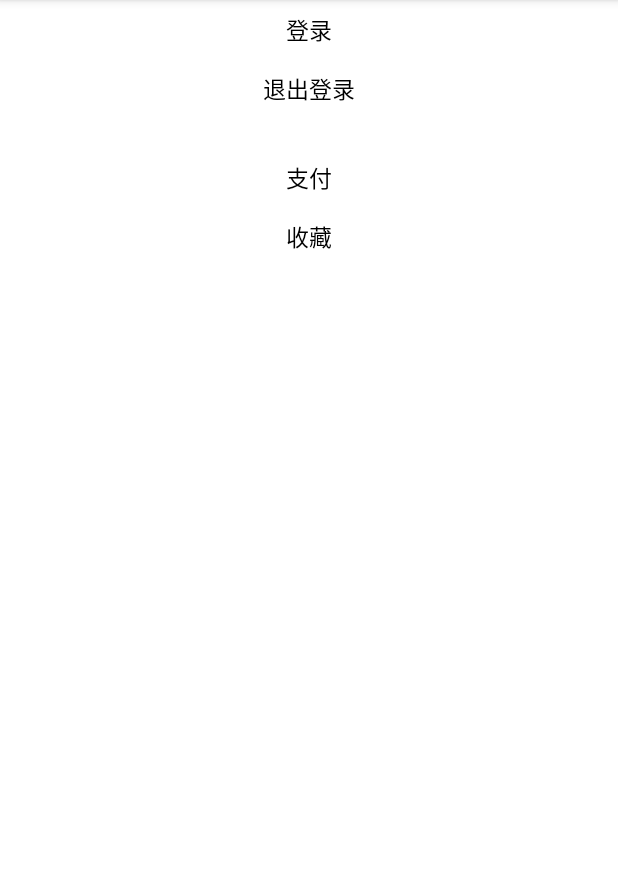
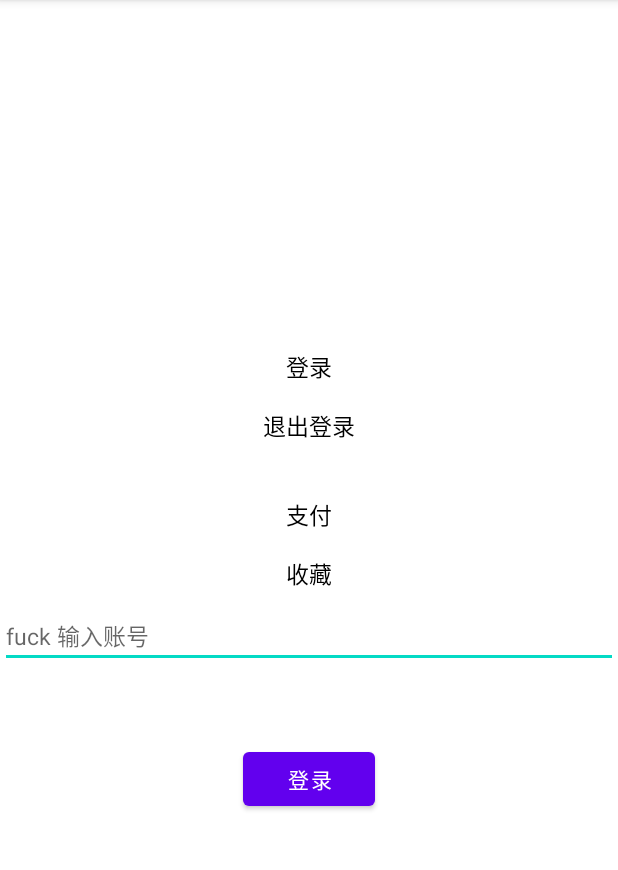
Before and after one commit to Storm-sev/StormWidgetDemo, an Android app: the LoginActivity screen opened directly, with no data from a screen before it, on a phone screen of 412 x 824 dp, the part 84-954 px from its top. Run offline under Robolectric (Android 15) with nearby library versions, the phone set to English and light mode, and no system bars.

Commit message:
feat. 获取底部 navbar高度 登录页面避免登录按钮遮挡

```diff
--- a/app/src/main/java/com/example/customnewdemo/act/LoginActivity.kt
+++ b/app/src/main/java/com/example/customnewdemo/act/LoginActivity.kt
@@ -1,10 +1,14 @@
 package com.example.customnewdemo.act
 
+import android.graphics.Rect
 import androidx.appcompat.app.AppCompatActivity
 import android.os.Bundle
+import android.view.View
 import com.example.customnewdemo.R
 import com.example.customnewdemo.app.login.LoginContext
 import com.example.customnewdemo.databinding.ActivityLoginBinding
+import com.example.customnewdemo.utils.ScreenUtils
+import kotlin.math.abs
 
 /**
  * 登录模块测试
@@ -24,6 +28,7 @@ class LoginActivity : AppCompatActivity() {
 
         // 获取登录状态
         val instance = LoginContext.getInstance()
+        keepLoginInBtnNotOver(binding.rootMian, binding.llContent)
         setUpListener()
 
     }
@@ -45,7 +50,43 @@ class LoginActivity : AppCompatActivity() {
             LoginContext.getInstance().collect()
 
         }
+    }
 
 
+    /**
+     * 保持登录按钮 不被遮挡
+     *
+     */
+    public fun keepLoginInBtnNotOver(root: View, subView: View) {
+
+
+        root.viewTreeObserver.addOnGlobalLayoutListener {
+
+            val rect = Rect()
+            // 获取 root 的可视区域
+            root.getWindowVisibleDisplayFrame(rect)
+
+            // root  不可视区域
+            var rootInvisibleHeight = root.rootView.height - rect.bottom
+
+            if (rootInvisibleHeight > 200) {
+                //显示键盘 情况下 滑动布局
+                var scrollHeight =
+                    rootInvisibleHeight - (root.height - subView.bottom) - ScreenUtils
+                        .getNavigatorBarHeight(root.context)
+
+                if (scrollHeight > 0) {
+                    root.scrollTo(
+                        0,
+                        Math.abs(if (scrollHeight > 700) 450 else scrollHeight)
+                    )
+
+                }
+            }else{
+                root.scrollTo(0, 0)
+
+            }
+
+        }
     }
 }
--- a/app/src/main/java/com/example/customnewdemo/utils/AppUtils.kt
+++ b/app/src/main/java/com/example/customnewdemo/utils/AppUtils.kt
@@ -18,6 +18,5 @@ object AppUtils {
         intent.setData(Uri.fromParts("package", context.packageName, null))
         context.startActivity(intent)
 
-
     }
 }
--- a/app/src/main/res/layout/activity_login.xml
+++ b/app/src/main/res/layout/activity_login.xml
@@ -2,13 +2,15 @@
 <androidx.constraintlayout.widget.ConstraintLayout xmlns:android="http://schemas.android.com/apk/res/android"
     xmlns:app="http://schemas.android.com/apk/res-auto"
     xmlns:tools="http://schemas.android.com/tools"
+    android:id="@+id/root_mian"
     android:layout_width="match_parent"
     android:layout_height="match_parent"
     tools:context=".act.LoginActivity">
 
     <LinearLayout
+        android:id="@+id/ll_content"
         android:layout_width="match_parent"
-        android:layout_height="match_parent"
+        android:layout_height="wrap_content"
         android:orientation="vertical"
         app:layout_constraintBottom_toBottomOf="parent"
         app:layout_constraintEnd_toEndOf="parent"
@@ -58,6 +60,22 @@
             android:textSize="15sp" />
 
 
+        <EditText
+
+            android:layout_width="match_parent"
+            android:layout_height="wrap_content"
+            android:hint="fuck 输入账号"
+            android:paddingVertical="10dp"
+            android:textColor="@color/black"
+            android:textSize="15sp" />
+
+        <Button
+            android:layout_width="wrap_content"
+            android:layout_height="wrap_content"
+            android:layout_gravity="center_horizontal"
+            android:layout_marginTop="50dp"
+            android:text="登录" />
+
     </LinearLayout>
 
 
```
Also changed, not shown: app/src/main/java/com/example/customnewdemo/utils/ScreenUtils.kt (added, +74 -0 lines).
